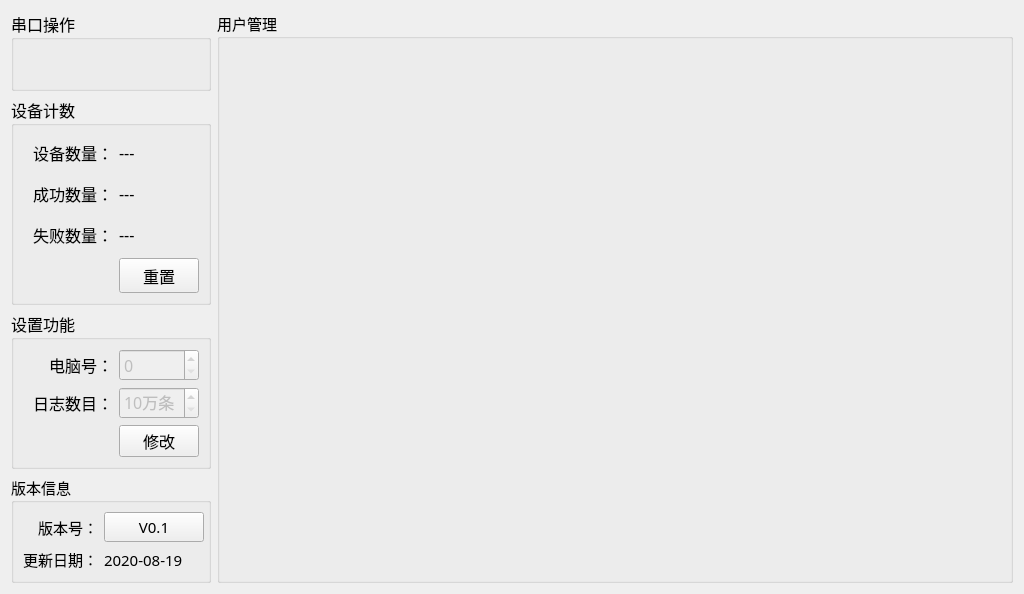
First picture: the form in MasterCtrlSet/setups/setup_mainwid.ui, repository ChinaClever/PDU-Settings, before the edit.
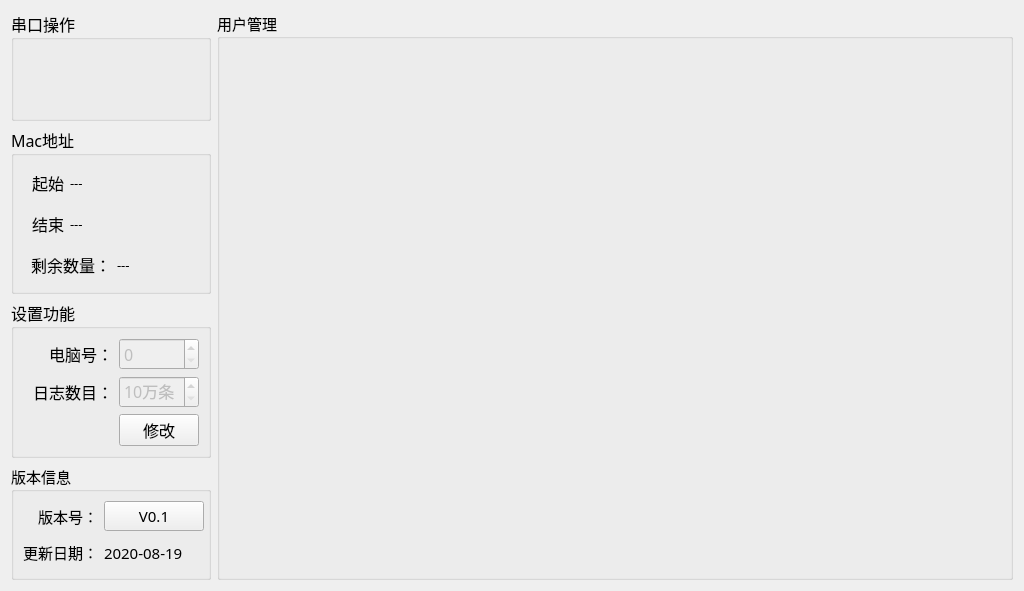
Second picture: the form after the edit.

Commit message: MAC地址分段处理

The edit to the form file:
```diff
--- a/MasterCtrlSet/setups/setup_mainwid.ui
+++ b/MasterCtrlSet/setups/setup_mainwid.ui
@@ -87,7 +87,7 @@
       </font>
      </property>
      <property name="title">
-      <string>设备计数</string>
+      <string>Mac地址</string>
      </property>
      <layout class="QGridLayout" name="gridLayout_3">
       <item row="0" column="0">
@@ -98,16 +98,28 @@
           <height>35</height>
          </size>
         </property>
+        <property name="maximumSize">
+         <size>
+          <width>45</width>
+          <height>16777215</height>
+         </size>
+        </property>
         <property name="text">
-         <string>设备数量：</string>
+         <string>起始</string>
         </property>
         <property name="alignment">
          <set>Qt::AlignRight|Qt::AlignTrailing|Qt::AlignVCenter</set>
         </property>
        </widget>
       </item>
-      <item row="0" column="1">
-       <widget class="QLabel" name="allLab">
+      <item row="1" column="1" colspan="3">
+       <widget class="QLabel" name="endMacLab">
+        <property name="font">
+         <font>
+          <family>宋体</family>
+          <pointsize>10</pointsize>
+         </font>
+        </property>
         <property name="text">
          <string>---</string>
         </property>
@@ -121,22 +133,21 @@
           <height>35</height>
          </size>
         </property>
+        <property name="maximumSize">
+         <size>
+          <width>45</width>
+          <height>16777215</height>
+         </size>
+        </property>
         <property name="text">
-         <string>成功数量：</string>
+         <string>结束</string>
         </property>
         <property name="alignment">
          <set>Qt::AlignRight|Qt::AlignTrailing|Qt::AlignVCenter</set>
         </property>
        </widget>
       </item>
-      <item row="1" column="1">
-       <widget class="QLabel" name="okLab">
-        <property name="text">
-         <string>---</string>
-        </property>
-       </widget>
-      </item>
-      <item row="2" column="0">
+      <item row="2" column="0" colspan="2">
        <widget class="QLabel" name="label_11">
         <property name="minimumSize">
          <size>
@@ -145,43 +156,36 @@
          </size>
         </property>
         <property name="text">
-         <string>失败数量：</string>
+         <string>剩余数量：</string>
         </property>
         <property name="alignment">
          <set>Qt::AlignRight|Qt::AlignTrailing|Qt::AlignVCenter</set>
         </property>
        </widget>
       </item>
-      <item row="2" column="1">
-       <widget class="QLabel" name="errLab">
+      <item row="2" column="2" colspan="2">
+       <widget class="QLabel" name="cntMacLab">
+        <property name="font">
+         <font>
+          <family>宋体</family>
+          <pointsize>10</pointsize>
+         </font>
+        </property>
         <property name="text">
          <string>---</string>
         </property>
        </widget>
       </item>
-      <item row="3" column="0">
-       <spacer name="horizontalSpacer">
-        <property name="orientation">
-         <enum>Qt::Horizontal</enum>
-        </property>
-        <property name="sizeHint" stdset="0">
-         <size>
-          <width>96</width>
-          <height>20</height>
-         </size>
-        </property>
-       </spacer>
-      </item>
-      <item row="3" column="1">
-       <widget class="QPushButton" name="resBtn">
-        <property name="minimumSize">
-         <size>
-          <width>0</width>
-          <height>35</height>
-         </size>
+      <item row="0" column="1" colspan="3">
+       <widget class="QLabel" name="startMacLab">
+        <property name="font">
+         <font>
+          <family>宋体</family>
+          <pointsize>10</pointsize>
+         </font>
         </property>
         <property name="text">
-         <string>重置</string>
+         <string>---</string>
         </property>
        </widget>
       </item>
@@ -230,6 +234,9 @@
         <property name="styleSheet">
          <string notr="true"/>
         </property>
+        <property name="maximum">
+         <number>2</number>
+        </property>
        </widget>
       </item>
       <item row="1" column="0">
```
The commit also changes 9 other files.
